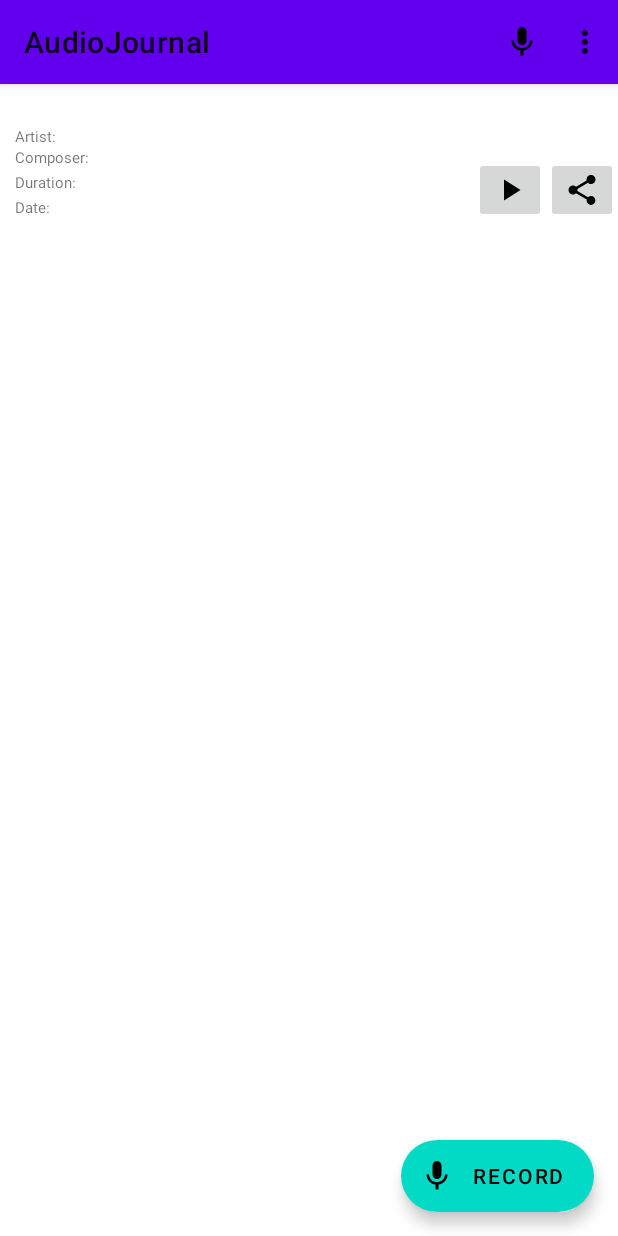
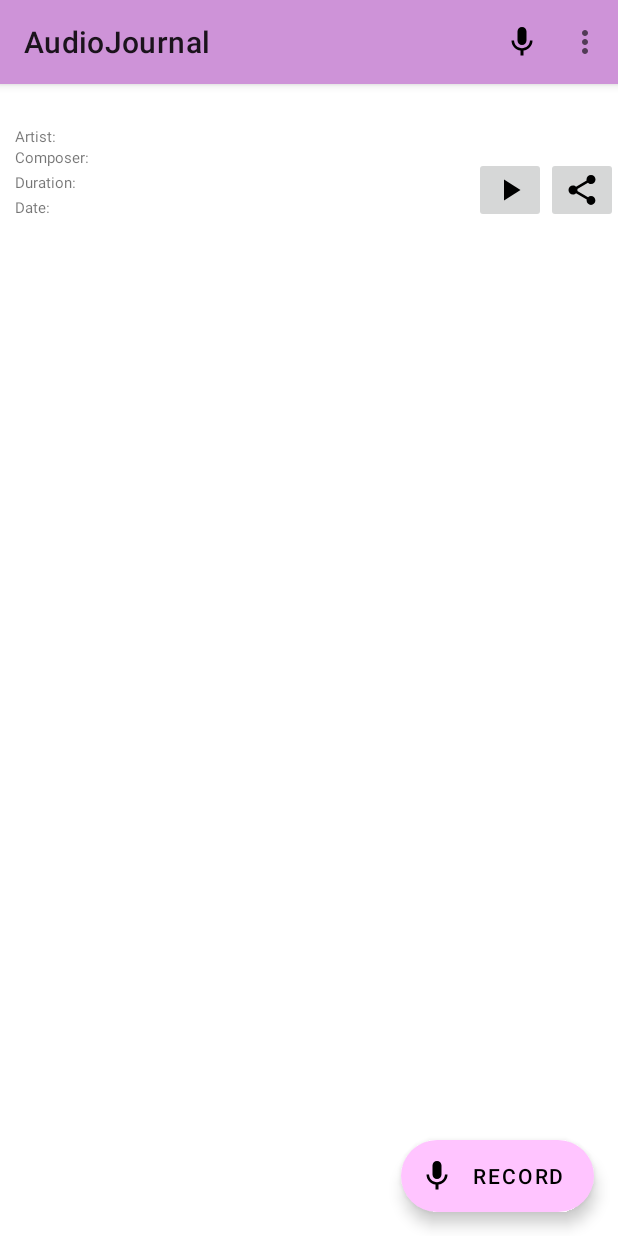
Before and after one commit to rootmos/audio-journal, an Android app: the screen it shows after launch (MainActivity), on a phone screen of 412 x 824 dp. Run offline under Robolectric (Android 15) with nearby library versions, the phone set to English and light mode, and no system bars; libraries missing offline, so code that uses them is left out: com.amazonaws.auth, com.amazonaws.regions, com.amazonaws.services, net.sourceforge.javaflacencoder; 14 statements that could not run were skipped.

Commit message:
Custom colors

```diff
--- a/android/app/src/main/AndroidManifest.xml
+++ b/android/app/src/main/AndroidManifest.xml
@@ -8,7 +8,7 @@
     <uses-permission android:name="android.permission.FOREGROUND_SERVICE" />
     <application
         android:label="@string/application"
-        android:theme="@style/Theme.MaterialComponents.Light.NoActionBar"
+        android:theme="@style/app"
         android:icon="@mipmap/audio_journal"
         android:allowBackup="false"
         tools:replace="android:allowBackup,android:label">
--- a/android/app/src/main/res/layout/activity_main.xml
+++ b/android/app/src/main/res/layout/activity_main.xml
@@ -19,10 +19,7 @@
         android:id="@+id/fab"
         android:layout_width="wrap_content"
         android:layout_height="wrap_content"
-        app:layout_constraintBottom_toBottomOf="parent"
-        app:layout_constraintEnd_toEndOf="parent"
-        android:layout_gravity="end|bottom"
         app:icon="@drawable/start_recording"
         android:text="@string/start_recording"
-        android:layout_margin="16dp" />
+        style="@style/fab" />
 </androidx.constraintlayout.widget.ConstraintLayout>
--- a/android/app/src/main/res/layout/appbar.xml
+++ b/android/app/src/main/res/layout/appbar.xml
@@ -5,6 +5,4 @@
     android:layout_width="match_parent"
     android:layout_height="wrap_content"
     android:background="?attr/colorPrimary"
-    android:elevation="4dp"
-    android:theme="@style/ThemeOverlay.AppCompat.ActionBar"
-    app:popupTheme="@style/ThemeOverlay.AppCompat.Light" />
+    android:elevation="4dp" />
--- /dev/null
+++ b/android/app/src/main/res/values/colors.xml
@@ -0,0 +1,6 @@
+<resources>
+  <color name="primaryColor">#ce93d8</color>
+  <color name="primaryLightColor">#ffc4ff</color>
+  <color name="primaryDarkColor">#9c64a6</color>
+  <color name="primaryTextColor">#000000</color>
+</resources>
--- a/android/app/src/main/res/values/styles.xml
+++ b/android/app/src/main/res/values/styles.xml
@@ -1,5 +1,23 @@
-<resources>
-	<style name="AppTheme" parent="Theme.AppCompat.Light.NoActionBar" />
+<resources
+	xmlns:android="http://schemas.android.com/apk/res/android"
+	xmlns:app="http://schemas.android.com/apk/res-auto">
+	<style name="app" parent="Theme.MaterialComponents.Light.NoActionBar">
+		<item name="colorPrimary">@color/primaryColor</item>
+		<item name="colorPrimaryVariant">@color/primaryLightColor</item>
+		<item name="colorOnPrimary">@color/primaryTextColor</item>
+		<item name="colorSecondary">@color/primaryDarkColor</item>
+		<item name="colorSecondaryVariant">@color/primaryColor</item>
+		<item name="colorOnSecondary">@color/primaryTextColor</item>
+		<item name="colorPrimaryDark">@color/primaryDarkColor</item>
+	</style>
+
+	<style name="fab">
+		<item name="layout_constraintBottom_toBottomOf">parent</item>
+		<item name="layout_constraintEnd_toEndOf">parent</item>
+		<item name="android:layout_gravity">end|bottom</item>
+		<item name="backgroundTint">?attr/colorPrimaryVariant</item>
+		<item name="android:layout_margin">16dp</item>
+	</style>
 
 	<style name="metadata_label">
 		<item name="android:paddingRight">10dp</item>
```
